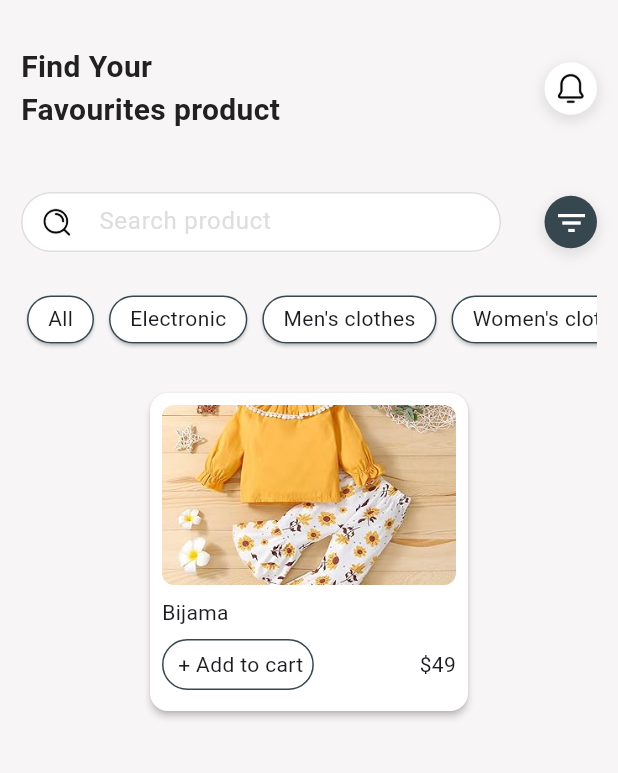
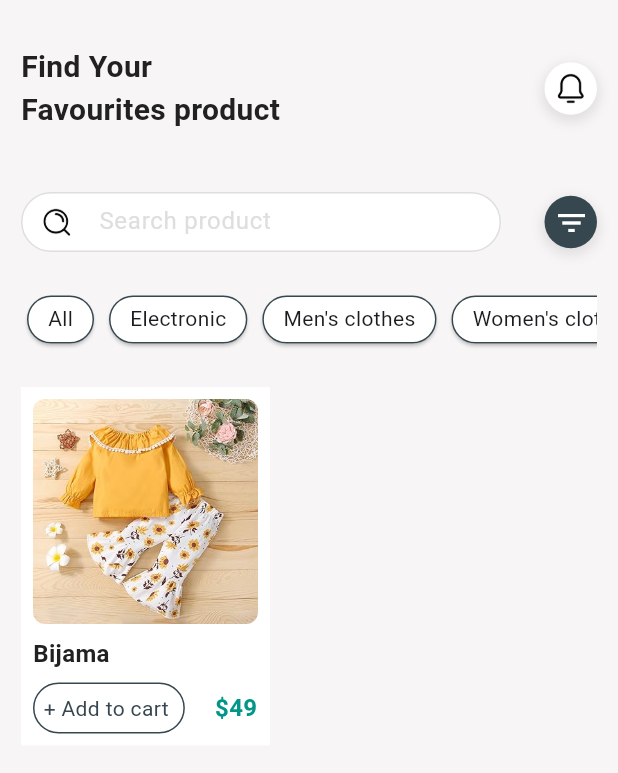
Before and after one commit to hanahatem1/store_app, a Flutter app: the screen it shows after launch, on a phone screen of 412 x 824 dp. Shown: the top 773 px of the screen. Run offline on Flutter 3.47's test engine with Material 3 defaults, Android fonts, the phone set to English and light mode, and no system bars.

Commit message:
update card

```diff
--- a/lib/features/home/views/home_page.dart
+++ b/lib/features/home/views/home_page.dart
@@ -1,6 +1,7 @@
 import 'package:flutter/material.dart';
 import 'package:shopping_app/constant/app_colors.dart';
 import 'package:shopping_app/features/home/widgets/custom_circle_container.dart';
+import 'package:shopping_app/features/home/widgets/custom_gridview_item.dart';
 import 'package:shopping_app/features/home/widgets/custom_search_bar.dart';
 import 'package:shopping_app/features/home/widgets/list_view_categories.dart';
 
@@ -14,6 +15,7 @@ class HomePage extends StatelessWidget {
       body: Padding(
         padding: const EdgeInsets.symmetric(horizontal: 14, vertical: 30),
         child: Column(
+          crossAxisAlignment: CrossAxisAlignment.start,
           children: [
             Row(
               mainAxisAlignment: MainAxisAlignment.spaceBetween,
@@ -65,59 +67,7 @@ class HomePage extends StatelessWidget {
             const SizedBox(
               height: 25,
             ),
-            SizedBox(
-              height: 220,
-              width: 220,
-              child: Card(
-                elevation: 2,
-                color: AppColors.cardColor,
-                child: Padding(
-                  padding: const EdgeInsets.all(8),
-                  child: Column(
-                    crossAxisAlignment: CrossAxisAlignment.start,
-                    children: [
-                      ClipRRect(
-                        borderRadius: BorderRadius.circular(8),
-                        child: Image.asset(
-                          'assets/images/b.jpg',
-                          height: 120,
-                          width: double.infinity,
-                          fit: BoxFit.cover,
-                        ),
-                      ),
-                      const SizedBox(
-                        height: 8,
-                      ),
-                      const Row(
-                        mainAxisAlignment: MainAxisAlignment.start,
-                        children: [
-                          Text('Bijama'),
-                        ],
-                      ),
-                      const SizedBox(
-                        height: 8,
-                      ),
-                      Row(
-                        mainAxisAlignment: MainAxisAlignment.spaceBetween,
-                        children: [
-                          Container(
-                            decoration: BoxDecoration(
-                                borderRadius: BorderRadius.circular(24),
-                                border:
-                                    Border.all(color: AppColors.primaryColor)),
-                            child: const Padding(
-                              padding: EdgeInsets.all(6),
-                              child: Text(' + Add to cart'),
-                            ),
-                          ),
-                          const Text('\$49')
-                        ],
-                      )
-                    ],
-                  ),
-                ),
-              ),
-            )
+          const CustomGridviewItem()
           ],
         ),
       ),
--- /dev/null
+++ b/lib/features/home/widgets/custom_gridview_item.dart
@@ -0,0 +1,73 @@
+import 'package:flutter/material.dart';
+import 'package:shopping_app/constant/app_colors.dart';
+
+class CustomGridviewItem extends StatelessWidget {
+  const CustomGridviewItem({super.key});
+
+  @override
+  Widget build(BuildContext context) {
+    return Container(
+      color: AppColors.cardColor,
+      child: Padding(
+        padding: const EdgeInsets.all(8),
+        child: Column(
+          crossAxisAlignment: CrossAxisAlignment.start,
+          children: [
+            ClipRRect(
+              borderRadius: BorderRadius.circular(8),
+              child: Image.asset(
+                'assets/images/b.jpg',
+                height: 150,
+                width: 150,
+                fit: BoxFit.cover,
+              ),
+            ),
+            const SizedBox(
+              height: 8,
+            ),
+            const Text(
+              'Bijama',
+              style: TextStyle(
+                  color: AppColors.textColor,
+                  fontSize: 16,
+                  fontWeight: FontWeight.bold),
+            ),
+            const SizedBox(
+              height: 8,
+            ),
+            Row(
+              mainAxisSize: MainAxisSize.min,
+              children: [
+                Container(
+                  decoration: BoxDecoration(
+                      borderRadius: BorderRadius.circular(24),
+                      border: Border.all(color: AppColors.primaryColor)),
+                  child: const Padding(
+                    padding: EdgeInsets.all(6),
+                    child: Text(
+                      '+ Add to cart ',
+                      style: TextStyle(
+                        color: AppColors.primaryColor,
+                        fontSize: 14,
+                      ),
+                    ),
+                  ),
+                ),
+                const SizedBox(
+                  width: 20,
+                ),
+                const Text(
+                  '\$49',
+                  style: TextStyle(
+                      color: AppColors.secondryColor,
+                      fontSize: 16,
+                      fontWeight: FontWeight.bold),
+                )
+              ],
+            )
+          ],
+        ),
+      ),
+    );
+  }
+}
```
